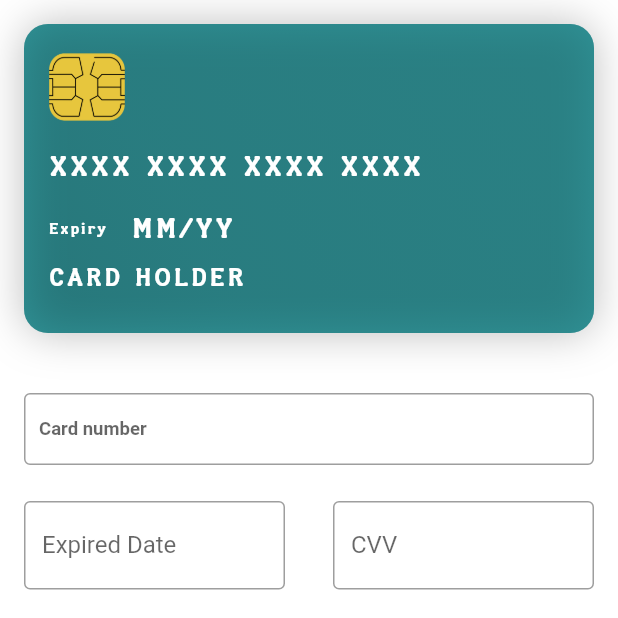
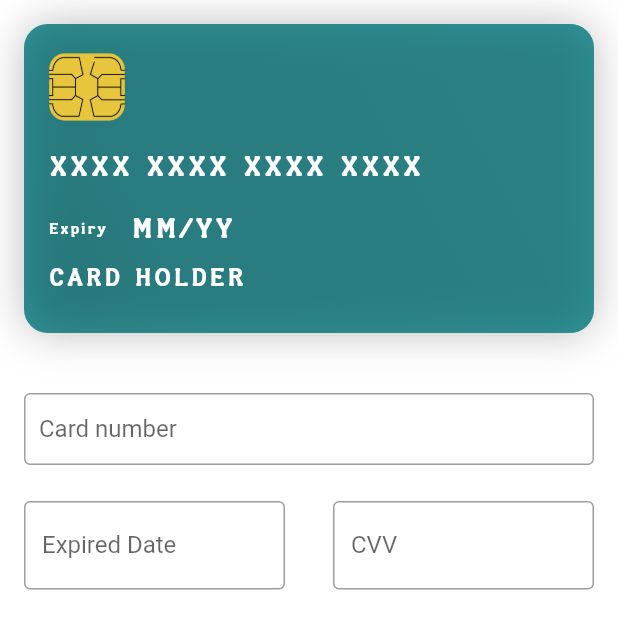
Before and after one commit to erluxman/credit-card, a Flutter app: the screen it shows after launch, on a phone screen of 412 x 824 dp, the top half of it. Run offline on Flutter 3.47's test engine with Material 2 defaults, Android fonts, the phone set to English and light mode, and no system bars.

Commit message:
add custom style

```diff
--- a/lib/credit_card_form.dart
+++ b/lib/credit_card_form.dart
@@ -19,6 +19,7 @@ class CreditCardForm extends StatefulWidget {
       this.cardHolderNameInputDecoration,
       this.cardNumberInputDecoration,
       this.cvvInputDecoration,
+      this.textStyle,
       this.expiryDateInputDecoration})
       : super(key: key);
 
@@ -34,6 +35,7 @@ class CreditCardForm extends StatefulWidget {
   final InputDecoration expiryDateInputDecoration;
   final InputDecoration cvvInputDecoration;
   final InputDecoration cardHolderNameInputDecoration;
+  final TextStyle textStyle;
 
   @override
   _CreditCardFormState createState() => _CreditCardFormState();
@@ -143,18 +145,18 @@ class _CreditCardFormState extends State<CreditCardForm> {
                 controller: _cardNumberController,
                 textAlign: TextAlign.start,
                 keyboardType: TextInputType.number,
-                style: TextStyle(
-                    fontSize: MediaQuery.of(context).size.height * 0.015,
-                    fontWeight: FontWeight.bold,
-                    color: LightColors.white),
+                style: widget.textStyle == null
+                    ? TextStyle(
+                        color: widget.textColor,
+                      )
+                    : widget.textStyle,
                 maxLines: 1,
                 decoration: widget.cardNumberInputDecoration == null
-                    ?const InputDecoration(
+                    ? const InputDecoration(
                         contentPadding: EdgeInsets.all(10.0),
                         labelText: 'Card number',
                         hintText: 'xxxx xxxx xxxx xxxx',
-
-                        border:  OutlineInputBorder(),
+                        border: OutlineInputBorder(),
                       )
                     : widget.cardNumberInputDecoration,
               ),
@@ -168,9 +170,11 @@ class _CreditCardFormState extends State<CreditCardForm> {
                     child: TextFormField(
                       controller: _expiryDateController,
                       cursorColor: widget.cursorColor ?? themeColor,
-                      style: TextStyle(
-                        color: widget.textColor,
-                      ),
+                      style: widget.textStyle == null
+                          ? TextStyle(
+                              color: widget.textColor,
+                            )
+                          : widget.textStyle,
                       decoration: widget.expiryDateInputDecoration == null
                           ? InputDecoration(
                               border: OutlineInputBorder(),
@@ -190,9 +194,11 @@ class _CreditCardFormState extends State<CreditCardForm> {
                       focusNode: cvvFocusNode,
                       controller: _cvvCodeController,
                       cursorColor: widget.cursorColor ?? themeColor,
-                      style: TextStyle(
-                        color: widget.textColor,
-                      ),
+                      style: widget.textStyle == null
+                          ? TextStyle(
+                              color: widget.textColor,
+                            )
+                          : widget.textStyle,
                       inputFormatters: [
                         LengthLimitingTextInputFormatter(3),
                       ],
@@ -219,9 +225,11 @@ class _CreditCardFormState extends State<CreditCardForm> {
               child: TextFormField(
                 controller: _cardHolderNameController,
                 cursorColor: widget.cursorColor ?? themeColor,
-                style: TextStyle(
-                  color: widget.textColor,
-                ),
+                style: widget.textStyle == null
+                    ? TextStyle(
+                        color: widget.textColor,
+                      )
+                    : widget.textStyle,
                 decoration: InputDecoration(
                   border: OutlineInputBorder(),
                   labelText: 'Card Holder',
--- a/pubspec.yaml
+++ b/pubspec.yaml
@@ -45,3 +45,7 @@ flutter:
     - family: credit-card
       fonts:
         - asset: font/credit-card.ttf
+
+    - family: Jannat
+      fonts:
+        - asset: font/jannat_regular.ttf
```
Also changed, not shown: font/jannat_regular.ttf (added).
